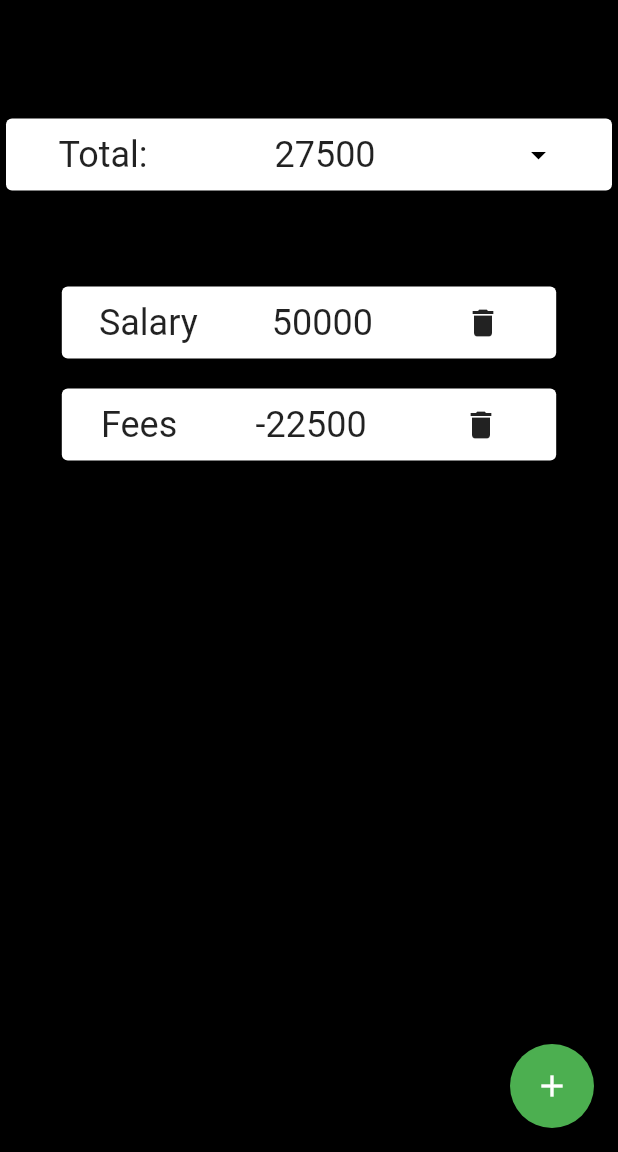
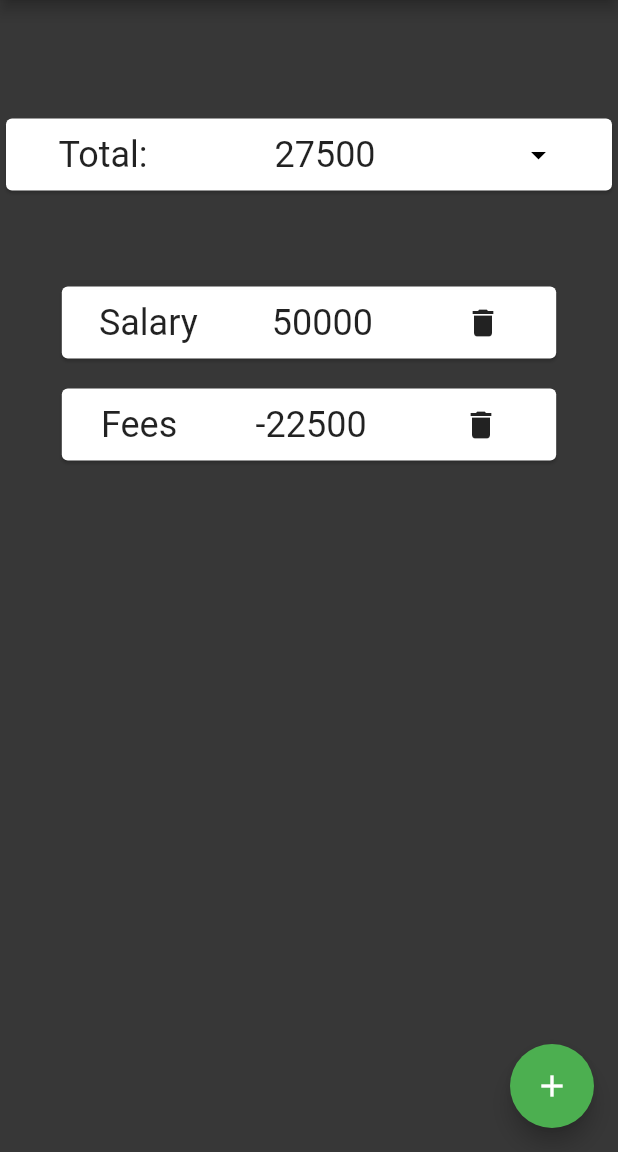
Before and after one commit to Hardik-Pratap-Gohil/-200040066_IntroToAppDev, a Flutter app: the ExpenseList screen opened by its route, on a phone screen of 412 x 824 dp, the part 84-1236 px from its top. Run offline on Flutter 3.47's test engine with Material 2 defaults, Android fonts, the phone set to English and light mode, and no system bars.

Commit message:
Update expense_list.dart
Changing background of expense screen

```diff
--- a/lib/Screens/expense_list.dart
+++ b/lib/Screens/expense_list.dart
@@ -18,7 +18,7 @@ class _ExpenseListState extends State<ExpenseList> {
   Widget build(BuildContext context) {
     final expenseListModel = Provider.of<ExpenseListModel>(context);
     return Scaffold(
-      backgroundColor: Colors.black,
+      backgroundColor: const Color.fromARGB(200, 0, 0, 0),
       appBar: AppBar(
         backgroundColor: Colors.green,
         title: Text(
```
